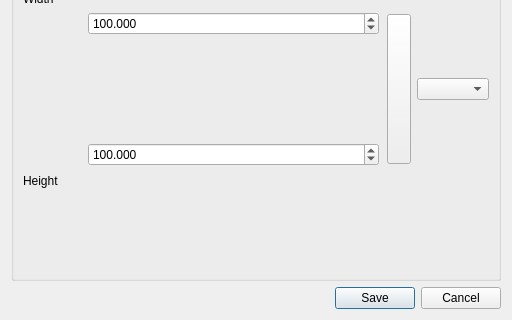
Old version of the form src/ui/qgselevationprofilepdfexportoptionsdialog.ui in the repository qgis/QGIS; both pictures show x 0 to 512 and y 186 to 506 of the 512 by 506 pixel window.
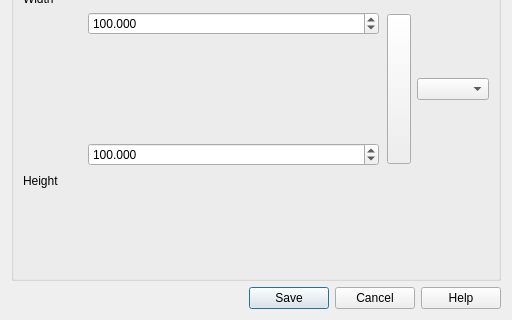
New version of the form. Custom widgets are drawn as their Qt base class.

Commit message: Add help buttons to elevation profile dialogs

Diff of the .ui file:
```diff
--- a/src/ui/qgselevationprofilepdfexportoptionsdialog.ui
+++ b/src/ui/qgselevationprofilepdfexportoptionsdialog.ui
@@ -185,7 +185,7 @@
       <enum>Qt::Horizontal</enum>
      </property>
      <property name="standardButtons">
-      <set>QDialogButtonBox::Cancel|QDialogButtonBox::Save</set>
+      <set>QDialogButtonBox::StandardButton::Cancel|QDialogButtonBox::StandardButton::Help|QDialogButtonBox::StandardButton::Save</set>
      </property>
     </widget>
    </item>
```
The commit also changes 7 other files.
